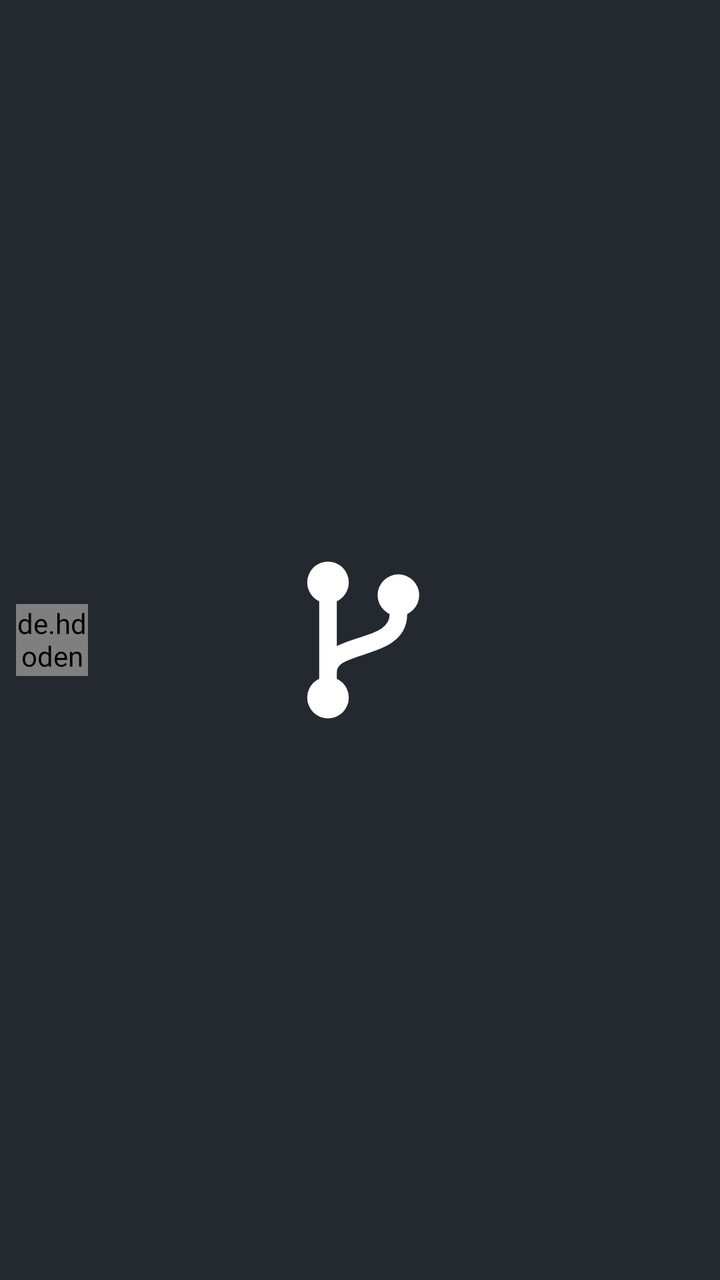
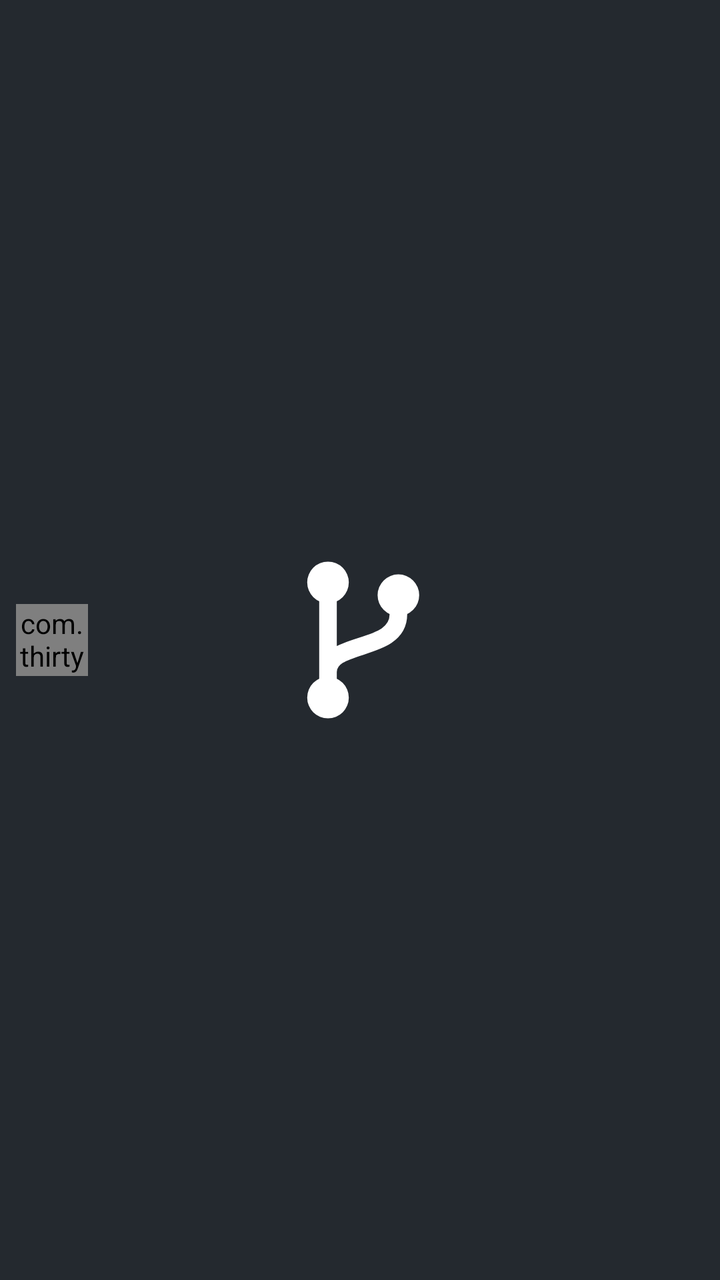

Screens rendered from an Android XML layout before and after an edit, with the pre-edit source and the edit as a unified diff.
<!-- AndroidManifest.xml: application theme SplashTheme -->
<!-- res/layout/layout_item_user_no_card.xml -->
<?xml version="1.0" encoding="utf-8"?>
<LinearLayout
    xmlns:android="http://schemas.android.com/apk/res/android"
    xmlns:app="http://schemas.android.com/apk/res-auto"
    android:orientation="horizontal"
    android:layout_width="match_parent"
    android:layout_height="wrap_content"
    android:gravity="center_vertical"
    android:padding="@dimen/spacing_small"
    android:background="?android:attr/selectableItemBackground">
    <de.hdodenhof.circleimageview.CircleImageView
        android:id="@+id/avatar"
        android:layout_width="36dp"
        android:layout_height="36dp"/>
    <TextView
        android:id="@+id/name"
        android:layout_width="wrap_content"
        android:layout_height="wrap_content"
        android:layout_marginStart="@dimen/spacing_large"
        android:textSize="@dimen/text_normal"
        android:textColor="?android:textColorPrimary"/>
</LinearLayout>
<!-- resources referenced by this layout -->
<resources>
  <dimen name="spacing_large">16dp</dimen>
  <dimen name="spacing_small">8dp</dimen>
  <dimen name="text_normal">16sp</dimen>
  <style name="SplashTheme" parent="Theme.AppCompat.Light.NoActionBar">
          
          <item name="android:statusBarColor">@color/transparent</item>
          
          <item name="android:windowBackground">@drawable/splash_screen_drawable</item>
          
      </style>
  <color name="transparent">#00FFFFFF</color>
  <!-- drawable splash_screen_drawable (drawable) -->
  <layer-list xmlns:android="http://schemas.android.com/apk/res/android">
      <item>
          <shape>
              <solid android:color="@color/logo_background"/>
          </shape>
      </item>
      <item
          android:width="144dp"
          android:height="144dp"
          android:gravity="center">
          <vector
              android:width="144dp"
              android:height="144dp"
              android:viewportWidth="108"
              android:viewportHeight="108">
              <group
                  android:pivotX="54"
                  android:pivotY="54"
                  android:scaleX="1.2"
                  android:scaleY="1.2">
                  <path
                      android:pathData="M44,40 L44,68 M66,46 C66,58 44,54 44,64"
                      android:strokeColor="#FFFFFF"
                      android:strokeWidth="5.5"
                      android:strokeLineCap="round"/>
                  <path
                      android:fillColor="#FFFFFF"
                      android:pathData="M37.5,36 a6.5,6.5 0 1,0 13,0 a6.5,6.5 0 1,0 -13,0 Z M37.5,72 a6.5,6.5 0 1,0 13,0 a6.5,6.5 0 1,0 -13,0 Z M59.5,40 a6.5,6.5 0 1,0 13,0 a6.5,6.5 0 1,0 -13,0 Z"/>
              </group>
          </vector>
      </item>
  </layer-list>
  <color name="logo_background">#24292F</color>
</resources>

<!-- the commit's change to res/layout/layout_item_user_no_card.xml (unified diff, before → after) -->
@@ -8,7 +8,7 @@
     android:gravity="center_vertical"
     android:padding="@dimen/spacing_small"
     android:background="?android:attr/selectableItemBackground">
-    <de.hdodenhof.circleimageview.CircleImageView
+    <com.thirtydegreesray.openhub.ui.widget.CircleImageView
         android:id="@+id/avatar"
         android:layout_width="36dp"
         android:layout_height="36dp"/>
